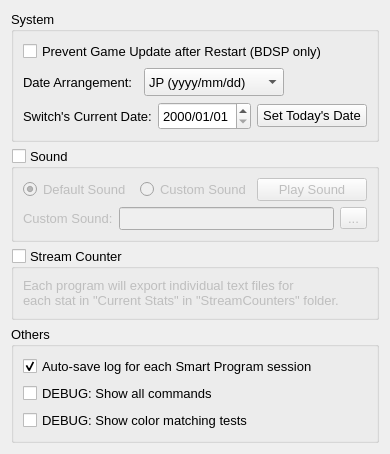
brianuuu/AutoControllerHelper, file smartprogramsetting.ui: the form before one commit.
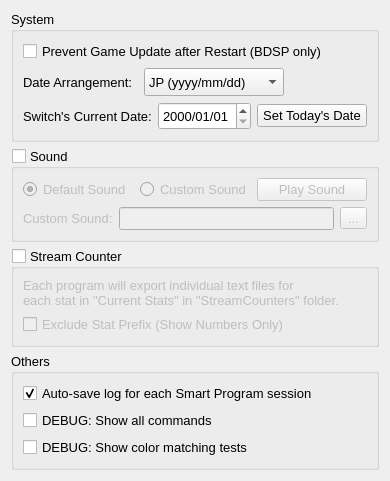
The form after the commit.

Commit message: Add option to exclude prefix in stream counters

```diff
--- a/smartprogramsetting.ui
+++ b/smartprogramsetting.ui
@@ -266,6 +266,13 @@
         </property>
        </widget>
       </item>
+      <item>
+       <widget class="QCheckBox" name="CB_ExcludePrefix">
+        <property name="text">
+         <string>Exclude Stat Prefix (Show Numbers Only)</string>
+        </property>
+       </widget>
+      </item>
      </layout>
     </widget>
    </item>
```
The commit also changes 4 other files.
